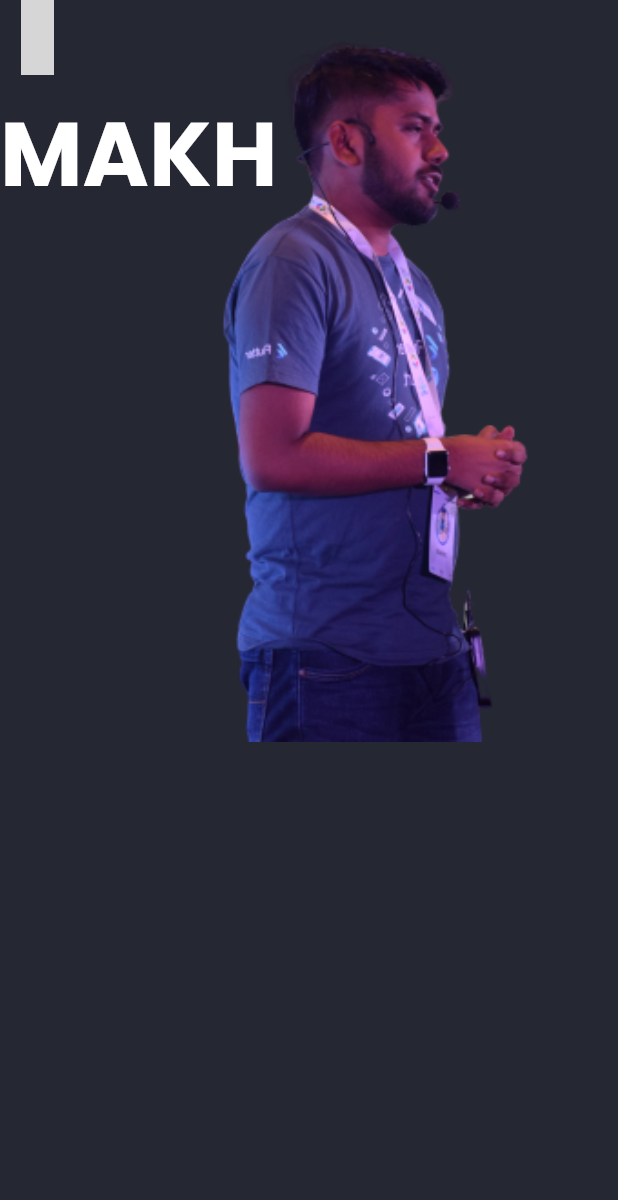
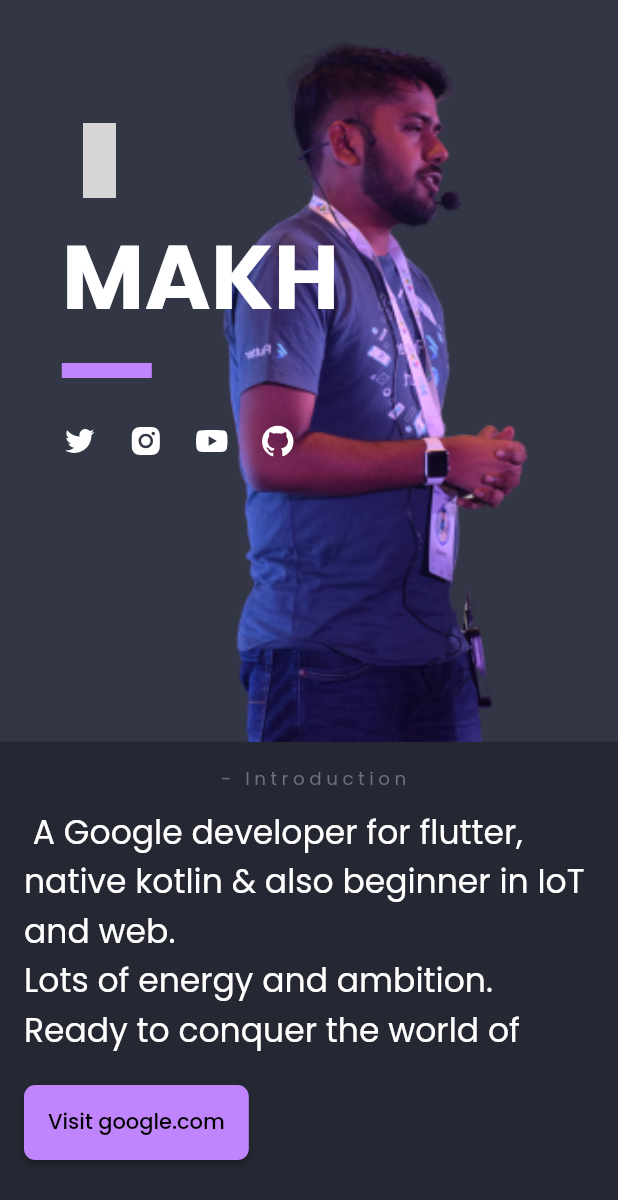
Before and after one commit to makhosravi/portfolio-dark, a Flutter app: the screen it shows after launch, on a phone screen of 412 x 824 dp. Shown: the top 1200 px of the screen. Run offline on Flutter 3.47's test engine with Material 2 defaults, Android fonts, the phone set to English and light mode, and no system bars; drawn by our look-alikes of velocity_x; our stand-ins replace flutter_icons, google_fonts; grey boxes are pictures that could not be loaded.

Commit message:
Completed header

```diff
--- a/lib/header.dart
+++ b/lib/header.dart
@@ -1,8 +1,10 @@
 import 'dart:math';
 
+import 'package:flutter/cupertino.dart';
 import 'package:flutter/material.dart';
 import 'package:flutter_icons/flutter_icons.dart';
 import 'package:flutter_portfolio/coolors.dart';
+import 'package:url_launcher/url_launcher.dart';
 import 'package:velocity_x/velocity_x.dart';
 
 class HeaderScreen extends StatelessWidget {
@@ -10,6 +12,8 @@ class HeaderScreen extends StatelessWidget {
 
   @override
   Widget build(BuildContext context) {
+    var nameWidget =
+        'MAKH'.text.white.xl6.lineHeight(1).size(context.isMobile ? 15 : 20).bold.make().shimmer();
     return SafeArea(
       child: VxBox(
         child: VStack(
@@ -21,27 +25,79 @@ class HeaderScreen extends StatelessWidget {
                   children: [
                     VStack(
                       [
+                        if (context.isMobile) 50.heightBox else 10.heightBox,
                         CustomAppBar().shimmer(
                           primaryColor: Coolors.accentColor,
                         ),
                         30.heightBox,
-                      'MAKH'
-                          .text
-                          .white
-                          .xl6
-                          .lineHeight(1)
-                          .size(context.isMobile ? 15 : 20)
-                          .bold
-                          .make(),
+                        nameWidget,
+                        20.heightBox,
+                        VxBox().color(Coolors.accentColor).size(60, 10).make().shimmer(
+                              primaryColor: Coolors.accentColor,
+                            ),
+                        30.heightBox,
+                        SocialAccount(),
+                      ],
+                    ).pSymmetric(h: context.percentWidth * 10, v: 32),
+                    Expanded(
+                      child: VxResponsive(
+                        fallback: const Offstage(),
+                        small: IntroductionWidget().pOnly(left: 120).h(context.percentHeight * 60),
+                        medium: IntroductionWidget().pOnly(left: 120).h(context.percentHeight * 60),
+                        large: IntroductionWidget().pOnly(left: 120).h(context.percentHeight * 60),
+                      ),
+                    ),
+                  ],
+                ).w(context.screenWidth),
               ],
             ),
           ],
         ),
+      ).size(context.screenWidth, context.percentHeight * 60).color(Coolors.secondaryColor).make(),
+    );
+  }
+}
+
+class IntroductionWidget extends StatelessWidget {
+  const IntroductionWidget({Key? key}) : super(key: key);
+
+  @override
+  Widget build(BuildContext context) {
+    return VStack(
+      [
+        [
+          ' - Introduction'.text.gray500.widest.sm.make(),
+          10.heightBox,
+          ' A Google developer for flutter, native kotlin & also beginner in IoT and web. \nLots of energy and ambition. Ready to conquer the world of technology.'
+              .text
+              .white
+              .xl3
+              .maxLines(5)
+              .make()
+              .w(context.isMobile ? context.screenWidth : context.percentWidth * 40),
+          20.heightBox,
+        ].vStack(),
+        ElevatedButton(
+          onPressed: () {
+            launch('https://google.com');
+          },
+          child: 'Visit google.com'.text.make(),
+          style: ButtonStyle(
+            backgroundColor: MaterialStateProperty.all<Color>(Coolors.accentColor),
+            shape: MaterialStateProperty.all<RoundedRectangleBorder>(
+              RoundedRectangleBorder(
+                borderRadius: BorderRadius.circular(7.5),
+              ),
+            ),
+            overlayColor: MaterialStateProperty.resolveWith<Color?>((Set<MaterialState> states) {
+              if (states.contains(MaterialState.hovered)) return Vx.purple700;
+              return null;
+            }),
+          ),
+        ).h(50),
       ],
-          ),
-        ],
-      ),
-    ).make());
+      alignment: MainAxisAlignment.spaceEvenly,
+    );
   }
 }
 
@@ -74,3 +130,40 @@ class CustomAppBar extends StatelessWidget {
     );
   }
 }
+
+class SocialAccount extends StatelessWidget {
+  const SocialAccount({Key? key}) : super(key: key);
+
+  @override
+  Widget build(BuildContext context) {
+    return [
+      Icon(
+        AntDesign.twitter,
+        color: Colors.white,
+      ).mdClick(() {
+        launch('https://twitter.com/');
+      }).make(),
+      20.widthBox,
+      Icon(
+        AntDesign.instagram,
+        color: Colors.white,
+      ).mdClick(() {
+        launch('https://instagram.com');
+      }).make(),
+      20.widthBox,
+      Icon(
+        AntDesign.youtube,
+        color: Colors.white,
+      ).mdClick(() {
+        launch('https://youtube.com');
+      }).make(),
+      20.widthBox,
+      Icon(
+        AntDesign.github,
+        color: Colors.white,
+      ).mdClick(() {
+        launch('https://github.com');
+      }).make(),
+    ].hStack();
+  }
+}
--- a/lib/home.dart
+++ b/lib/home.dart
@@ -13,6 +13,7 @@ class HomeScreen extends StatelessWidget {
       color: Coolors.primaryColor,
       child: VStack([
         HeaderScreen(),
+        if (context.isMobile) IntroductionWidget().p16(),
       ]).scrollVertical(),
     );
   }
```
Lines whose indentation alone changed are shown as unchanged.
